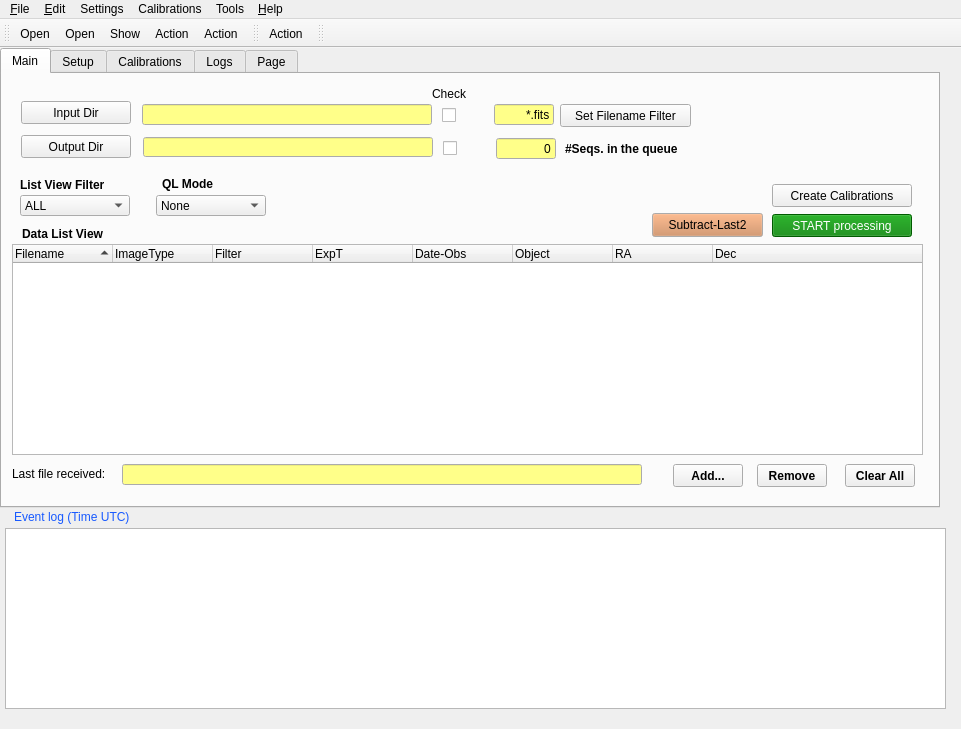
This is QL4/panicQL.ui in ppmim/PAPI as Qt 5 draws it before an edit. The edited form follows.
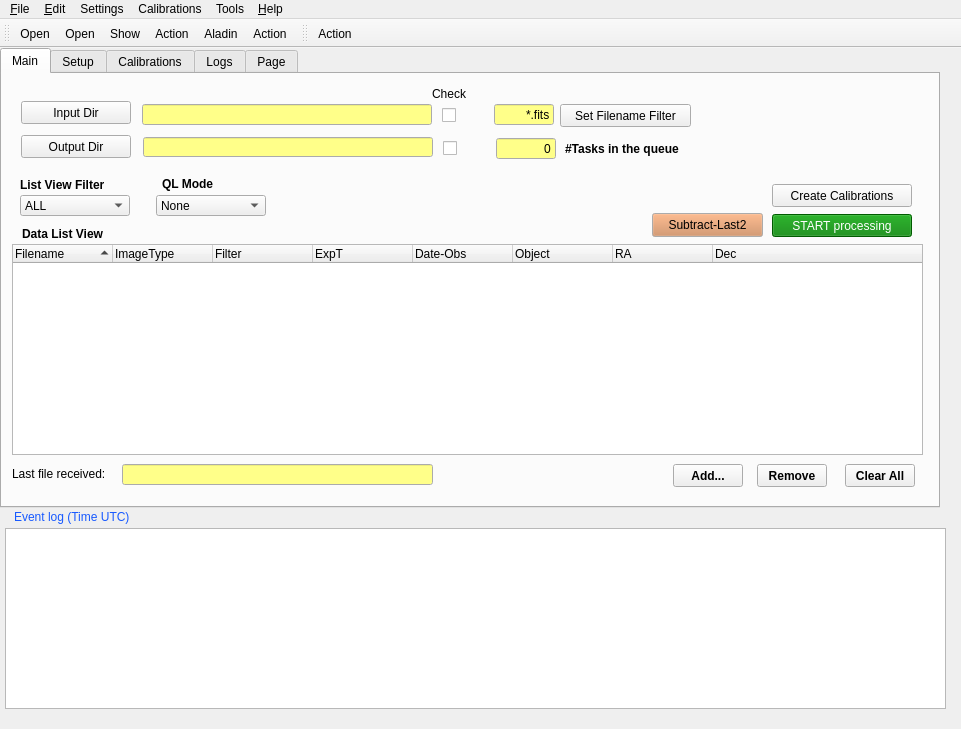
This is the edited form. Icons and pictures are not drawn.

Commit message: - Añado boton 'Aladin' a la toolbar del QL. - Modifico en QL el #Seqs. por #Tasks y le añado la tarea actual que se   esté   procesando.   - Modifico QL para que muestre cursor-reloj durante la "lectura" de un   directorio de entrada.   - Encontrado un bug en RS.getCalibFor() en la búsqueda de darks

```diff
--- a/QL4/panicQL.ui
+++ b/QL4/panicQL.ui
@@ -200,7 +200,7 @@
        <rect>
         <x>120</x>
         <y>390</y>
-        <width>520</width>
+        <width>311</width>
         <height>21</height>
        </rect>
       </property>
@@ -1236,7 +1236,7 @@
        </font>
       </property>
       <property name="text">
-       <string>#Seqs. in the queue</string>
+       <string>#Tasks in the queue</string>
       </property>
      </widget>
     </widget>
@@ -2389,6 +2389,7 @@
    <addaction name="fileDirAction"/>
    <addaction name="fileShow"/>
    <addaction name="fileSearchAction"/>
+   <addaction name="actionAladin"/>
    <addaction name="irafConsoleAction"/>
   </widget>
   <widget class="QToolBar" name="Toolbar">
@@ -2403,17 +2404,6 @@
    </attribute>
    <addaction name="quitAction"/>
   </widget>
-  <widget class="QToolBar" name="Toolbar_2">
-   <property name="label" stdset="0">
-    <string>Toolbar_2</string>
-   </property>
-   <attribute name="toolBarArea">
-    <enum>TopToolBarArea</enum>
-   </attribute>
-   <attribute name="toolBarBreak">
-    <bool>false</bool>
-   </attribute>
-  </widget>
   <widget class="QMenuBar" name="MenuBar">
    <property name="geometry">
     <rect>
@@ -2856,6 +2846,18 @@
     <string>About</string>
    </property>
   </action>
+  <action name="actionAladin">
+   <property name="icon">
+    <iconset>
+     <normaloff>images/aladin_large.gif</normaloff>images/aladin_large.gif</iconset>
+   </property>
+   <property name="text">
+    <string>Aladin</string>
+   </property>
+   <property name="toolTip">
+    <string>Open Aladin application</string>
+   </property>
+  </action>
  </widget>
  <layoutdefault spacing="6" margin="11"/>
  <resources/>
```
Left out of the diff: 40 changed lines with no effect on the pictures. The commit also changes 6 other files.
